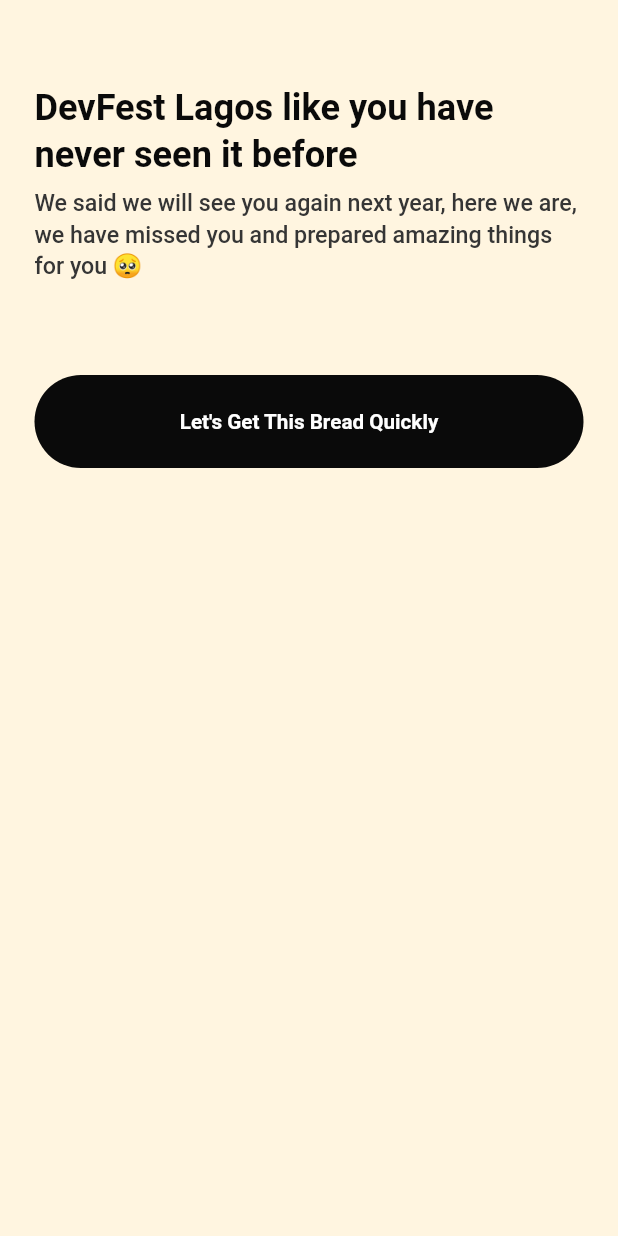
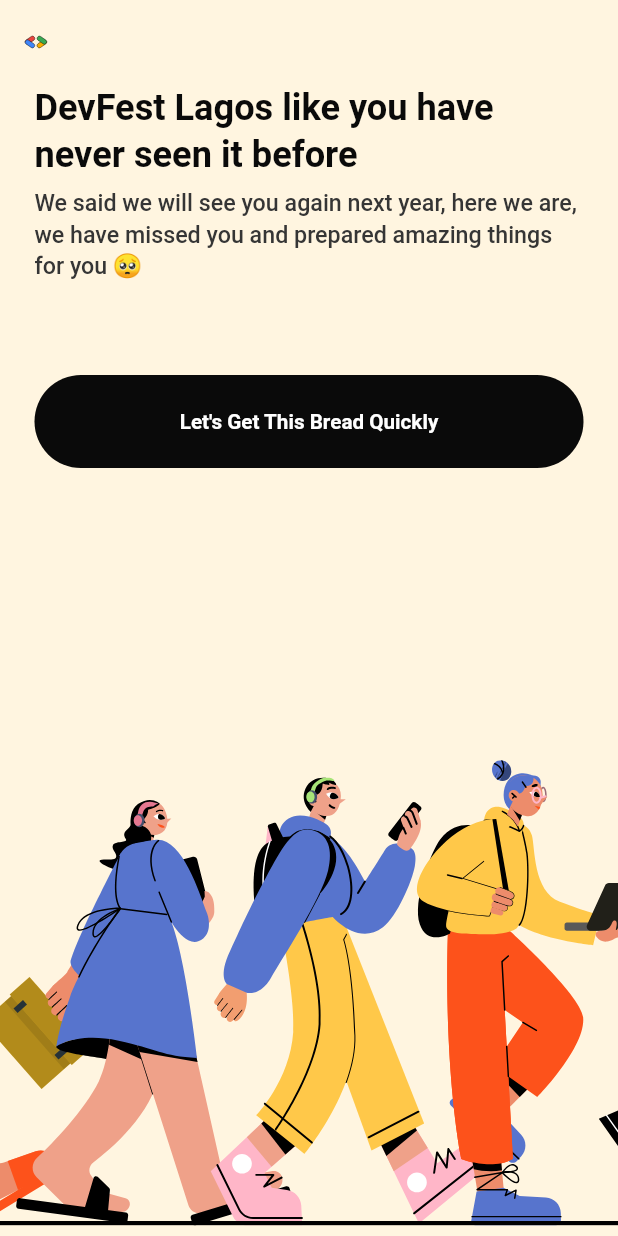
Before and after one commit to GDG-W/cave, a Flutter app: the screen it shows after launch, on a phone screen of 412 x 824 dp. Run offline on Flutter 3.47's test engine with Material 3 defaults, Android fonts, the phone set to English and light mode, and no system bars; our stand-ins replace equatable, flutter_animate, flutter_riverpod, flutter_screenutil, flutter_svg, go_router and 1 more; missing offline and left inert: accessibility_tools, control_style, ficonsax, widgetbook, widgetbook_annotation.

Commit message:
feat: onboarding

```diff
--- a/packages/conferenceapp/lib/src/features/onboarding/presentation/screens/home.dart
+++ b/packages/conferenceapp/lib/src/features/onboarding/presentation/screens/home.dart
@@ -11,13 +11,27 @@
   @override
   Widget build(BuildContext context) {
     return Scaffold(
-      appBar: AppBar(),
-      body: Padding(
-        padding: EdgeInsets.symmetric(horizontal: Constants.horizontalMargin.w),
+      appBar: AppBar(
+        centerTitle: false,
+        title: SvgPicture.asset(
+          'images/logo.svg',
+          package: 'cave',
+          width: 16,
+          height: 29,
+          semanticsLabel: 'GDG Logo',
+        ),
+      ),
+      body: SafeArea(
+        child: Stack(
+          children: [
+            Padding(
+              padding: EdgeInsets.symmetric(
+                  horizontal: Constants.horizontalMargin.w),
               child: Column(
                 children: [
                   const HeaderText(
-              title: Text('DevFest Lagos like you have never seen it before'),
+                    title: Text(
+                        'DevFest Lagos like you have never seen it before'),
                     subtitle: Text(
                       'We said we will see you again next year, here we are, we have missed you and prepared amazing things for you 🥺',
                     ),
@@ -32,6 +46,20 @@
                 ],
               ),
             ),
+            Positioned(
+              bottom: 0,
+              left: 0,
+              right: 0,
+              child: SvgPicture.asset(
+                'images/conference_onboarding.svg',
+                package: 'cave',
+                semanticsLabel: 'Onboarding Image',
+                fit: BoxFit.contain,
+              ),
+            ),
+          ],
+        ),
+      ),
     );
   }
 }
--- a/packages/volunteerapp/lib/src/features/home/presentation/screens/home_screen.dart
+++ b/packages/volunteerapp/lib/src/features/home/presentation/screens/home_screen.dart
@@ -236,7 +236,8 @@
                                   activeColor: const Color(0xFF141B34),
                                   materialTapTargetSize:
                                       MaterialTapTargetSize.padded,
-                                    visualDensity: VisualDensity.standard),
+                                  visualDensity: VisualDensity.standard,
+                                ),
                               ),
                             ),
                             DataCell(
```
Also changed, not shown: packages/volunteerapp/lib/src/features/onboarding/presentation/screens/onboarding_home.dart (+22 -70 lines), packages/cave/images/conference_onboarding.svg (added), packages/cave/images/volunteer_onboarding.svg (added), packages/conferenceapp/pubspec.lock. Lines whose indentation alone changed are shown as unchanged.
